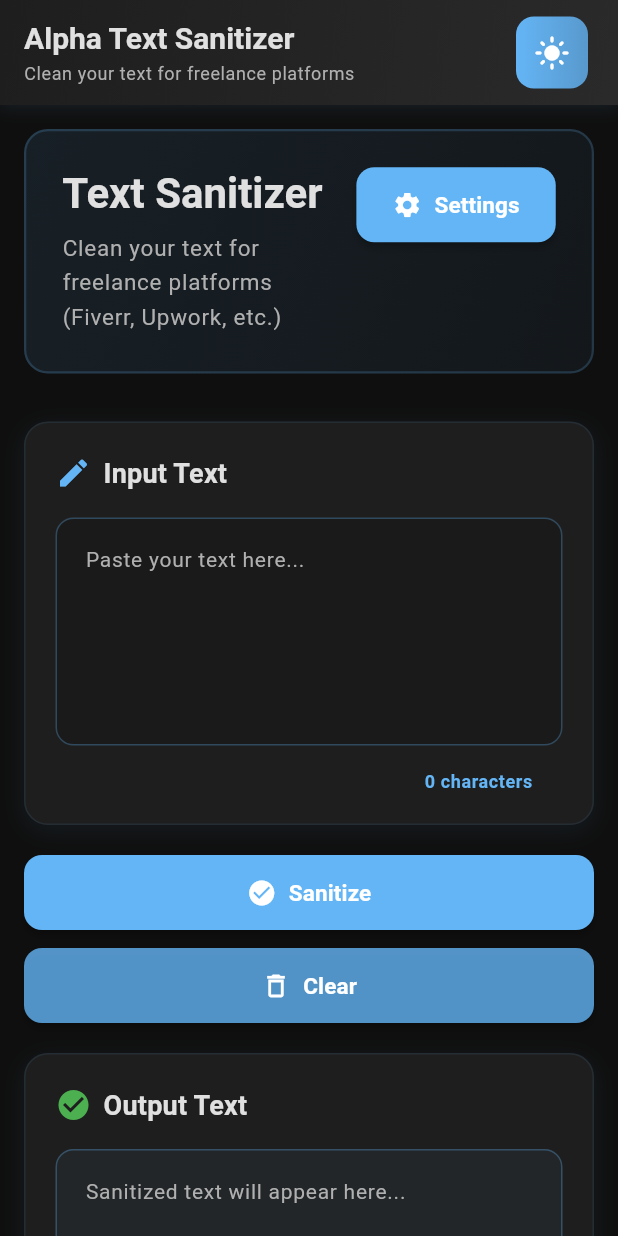
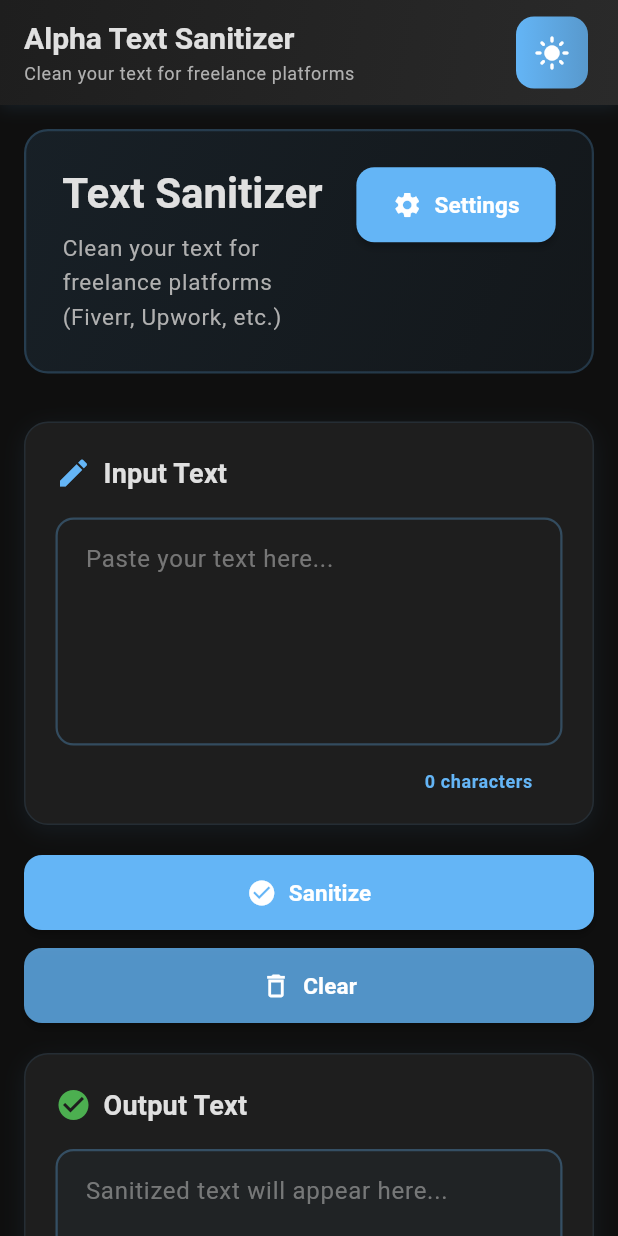
Before and after one commit to The-IK11/Alpha-Text-Sanitizer-, a Flutter app: the screen it shows after launch, after a tap on the "dark mode" icon, on a phone screen of 412 x 824 dp. Run offline on Flutter 3.47's test engine with Material 3 defaults, Android fonts, the phone set to English and light mode, and no system bars.

Commit message:
fix: Resolve theme switch blink issue by enhancing InputDecoration styling

```diff
--- a/lib/config/app_theme.dart
+++ b/lib/config/app_theme.dart
@@ -46,19 +46,24 @@ class AppTheme {
       fillColor: lightSurface,
       border: OutlineInputBorder(
         borderRadius: BorderRadius.circular(12),
-        borderSide: const BorderSide(color: lightBorder),
+        borderSide: const BorderSide(color: lightBorder, width: 1.5),
       ),
       enabledBorder: OutlineInputBorder(
         borderRadius: BorderRadius.circular(12),
-        borderSide: const BorderSide(color: lightBorder),
+        borderSide: const BorderSide(color: lightBorder, width: 1.5),
       ),
       focusedBorder: OutlineInputBorder(
         borderRadius: BorderRadius.circular(12),
         borderSide: const BorderSide(color: lightPrimary, width: 2),
       ),
+      disabledBorder: OutlineInputBorder(
+        borderRadius: BorderRadius.circular(12),
+        borderSide: const BorderSide(color: lightBorder, width: 1.5),
+      ),
       hintStyle: const TextStyle(color: lightTextSecondary, fontSize: 14),
       contentPadding: const EdgeInsets.all(16),
       labelStyle: const TextStyle(color: lightText),
+      floatingLabelStyle: const TextStyle(color: lightPrimary),
     ),
     elevatedButtonTheme: ElevatedButtonThemeData(
       style: ElevatedButton.styleFrom(
@@ -125,19 +130,24 @@ class AppTheme {
       fillColor: darkSurface,
       border: OutlineInputBorder(
         borderRadius: BorderRadius.circular(12),
-        borderSide: const BorderSide(color: darkBorder),
+        borderSide: const BorderSide(color: darkBorder, width: 1.5),
       ),
       enabledBorder: OutlineInputBorder(
         borderRadius: BorderRadius.circular(12),
-        borderSide: const BorderSide(color: darkBorder),
+        borderSide: const BorderSide(color: darkBorder, width: 1.5),
       ),
       focusedBorder: OutlineInputBorder(
         borderRadius: BorderRadius.circular(12),
         borderSide: const BorderSide(color: darkPrimary, width: 2),
       ),
+      disabledBorder: OutlineInputBorder(
+        borderRadius: BorderRadius.circular(12),
+        borderSide: const BorderSide(color: darkBorder, width: 1.5),
+      ),
       hintStyle: const TextStyle(color: darkTextSecondary, fontSize: 14),
       contentPadding: const EdgeInsets.all(16),
       labelStyle: const TextStyle(color: darkText),
+      floatingLabelStyle: const TextStyle(color: darkPrimary),
     ),
     elevatedButtonTheme: ElevatedButtonThemeData(
       style: ElevatedButton.styleFrom(
--- a/lib/screens/sanitization_screen.dart
+++ b/lib/screens/sanitization_screen.dart
@@ -337,18 +337,26 @@ class _SanitizationScreenState extends State<SanitizationScreen> {
             maxLines: 10,
             minLines: 5,
             onChanged: (_) => setState(() {}),
+            style: TextStyle(
+              color: Theme.of(context).textTheme.bodyMedium?.color,
+            ),
             decoration: InputDecoration(
               hintText: 'Paste your text here...',
+              hintStyle: TextStyle(
+                color: Theme.of(context).textTheme.bodySmall?.color?.withOpacity(0.6),
+              ),
               border: OutlineInputBorder(
                 borderRadius: BorderRadius.circular(12),
                 borderSide: BorderSide(
                   color: Theme.of(context).dividerColor,
+                  width: 1.5,
                 ),
               ),
               enabledBorder: OutlineInputBorder(
                 borderRadius: BorderRadius.circular(12),
                 borderSide: BorderSide(
                   color: Theme.of(context).primaryColor.withOpacity(0.3),
+                  width: 1.5,
                 ),
               ),
               focusedBorder: OutlineInputBorder(
@@ -358,6 +366,8 @@ class _SanitizationScreenState extends State<SanitizationScreen> {
                   width: 2,
                 ),
               ),
+              filled: true,
+              fillColor: Theme.of(context).cardColor,
               counter: Padding(
                 padding: const EdgeInsets.only(top: 12),
                 child: Text(
@@ -428,22 +438,37 @@ class _SanitizationScreenState extends State<SanitizationScreen> {
             maxLines: 10,
             minLines: 5,
             readOnly: true,
+            style: TextStyle(
+              color: Theme.of(context).textTheme.bodyMedium?.color,
+            ),
             decoration: InputDecoration(
               hintText: 'Sanitized text will appear here...',
+              hintStyle: TextStyle(
+                color: Theme.of(context).textTheme.bodySmall?.color?.withOpacity(0.6),
+              ),
               border: OutlineInputBorder(
                 borderRadius: BorderRadius.circular(12),
                 borderSide: BorderSide(
                   color: Theme.of(context).dividerColor,
+                  width: 1.5,
                 ),
               ),
               enabledBorder: OutlineInputBorder(
                 borderRadius: BorderRadius.circular(12),
                 borderSide: BorderSide(
                   color: Theme.of(context).primaryColor.withOpacity(0.3),
+                  width: 1.5,
+                ),
+              ),
+              disabledBorder: OutlineInputBorder(
+                borderRadius: BorderRadius.circular(12),
+                borderSide: BorderSide(
+                  color: Theme.of(context).primaryColor.withOpacity(0.2),
+                  width: 1.5,
                 ),
               ),
               filled: true,
-              fillColor: Theme.of(context).primaryColor.withOpacity(0.05),
+              fillColor: Theme.of(context).primaryColor.withOpacity(0.03),
               counter: Padding(
                 padding: const EdgeInsets.only(top: 12),
                 child: Text(
```
Also changed, not shown: 1 other file.
